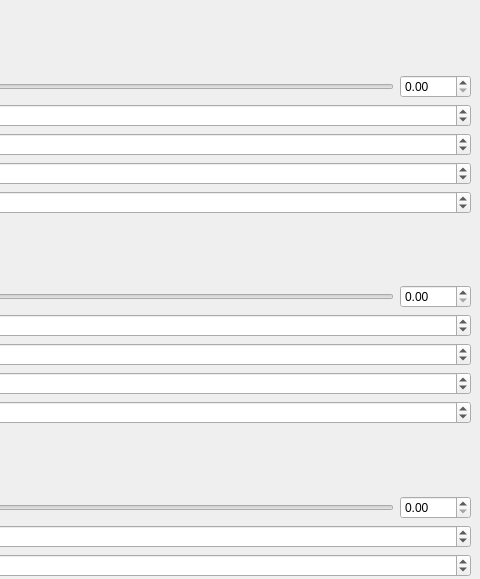
jeremyxu1998/TDCR_Simulator, file mainwindow.ui: the form before one commit; both pictures show x 320 to 800 and y 0 to 579 of the 800 by 694 pixel window.
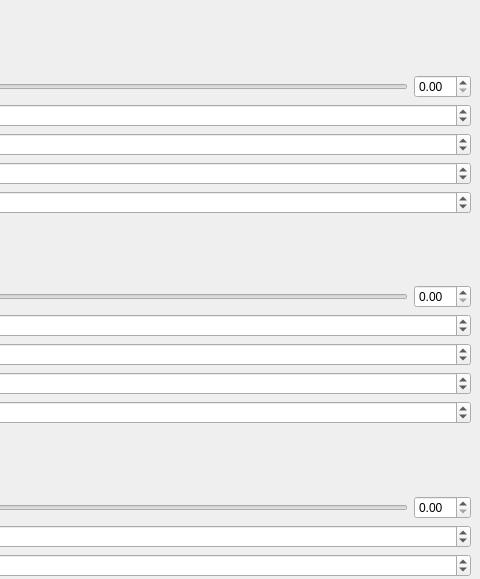
The form after the commit.

Commit message: Backbone extensible: add boundary in UI, auto adjust slidebar value

The edit to the form file:
```diff
--- a/mainwindow.ui
+++ b/mainwindow.ui
@@ -40,11 +40,7 @@
            </widget>
           </item>
           <item>
-           <widget class="QDoubleSpinBox" name="segLenBox_1">
-            <property name="maximum">
-             <double>9999.989999999999782</double>
-            </property>
-           </widget>
+           <widget class="QDoubleSpinBox" name="segLenBox_1"/>
           </item>
          </layout>
         </item>
@@ -93,11 +89,7 @@
            </widget>
           </item>
           <item>
-           <widget class="QDoubleSpinBox" name="segLenBox_2">
-            <property name="maximum">
-             <double>9999.989999999999782</double>
-            </property>
-           </widget>
+           <widget class="QDoubleSpinBox" name="segLenBox_2"/>
           </item>
          </layout>
         </item>
@@ -146,11 +138,7 @@
            </widget>
           </item>
           <item>
-           <widget class="QDoubleSpinBox" name="segLenBox_3">
-            <property name="maximum">
-             <double>9999.989999999999782</double>
-            </property>
-           </widget>
+           <widget class="QDoubleSpinBox" name="segLenBox_3"/>
           </item>
          </layout>
         </item>
```
The commit also changes 4 other files.
